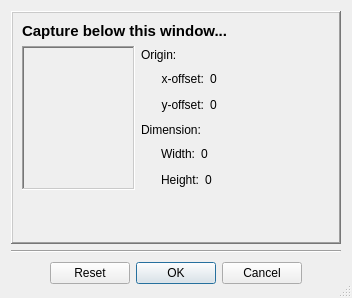
Before: the Qt Designer form Homer/forms/Dialogs/SegmentSelectionDialog.ui in Homer-Conferencing/Homer-Conferencing, drawn with Qt 5.
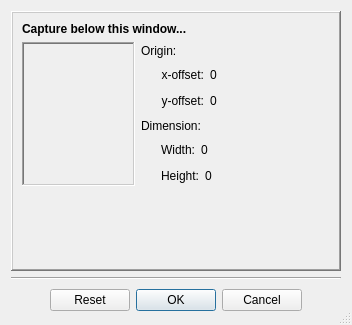
After: the same form once the commit is applied. Icons and pictures are not drawn.

```diff
--- a/Homer/forms/Dialogs/SegmentSelectionDialog.ui
+++ b/Homer/forms/Dialogs/SegmentSelectionDialog.ui
@@ -7,7 +7,7 @@
     <x>0</x>
     <y>0</y>
     <width>352</width>
-    <height>298</height>
+    <height>325</height>
    </rect>
   </property>
   <property name="minimumSize">
@@ -93,7 +93,6 @@
        <widget class="QLabel" name="label_2">
         <property name="font">
          <font>
-          <pointsize>11</pointsize>
           <weight>75</weight>
           <bold>true</bold>
          </font>
```
Left out of the diff: 2 changed lines with no effect on the pictures.
